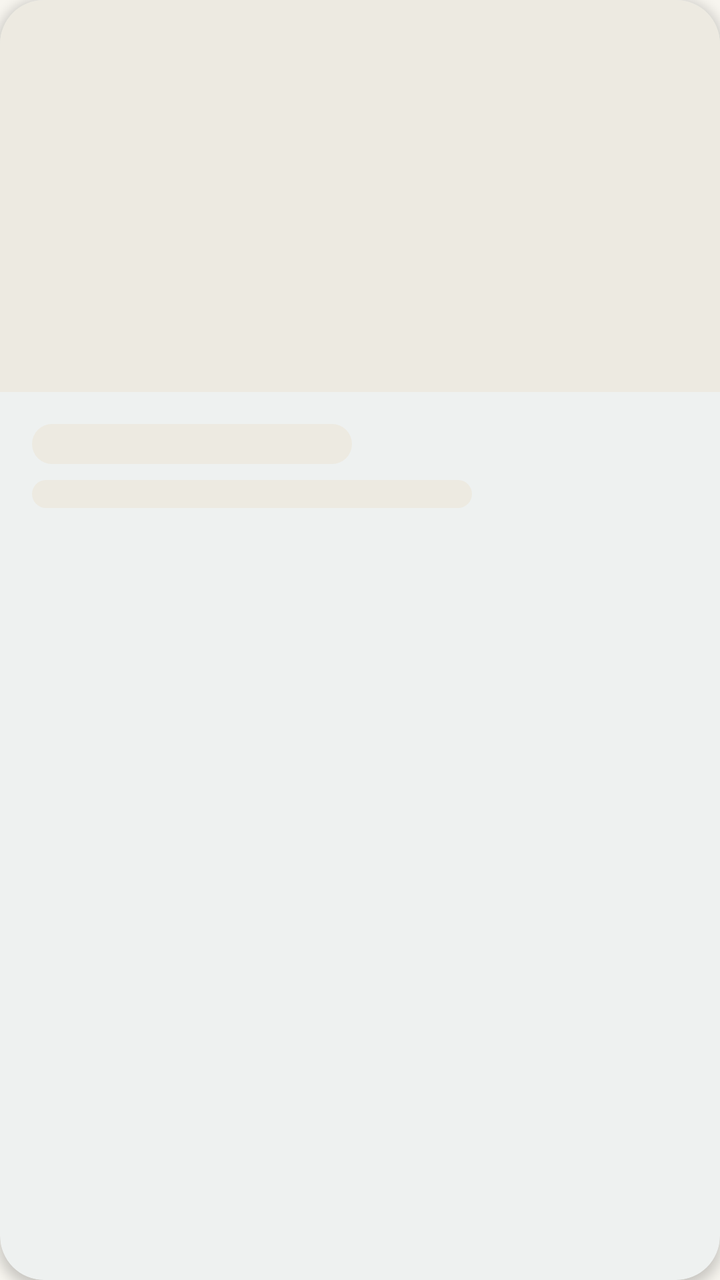
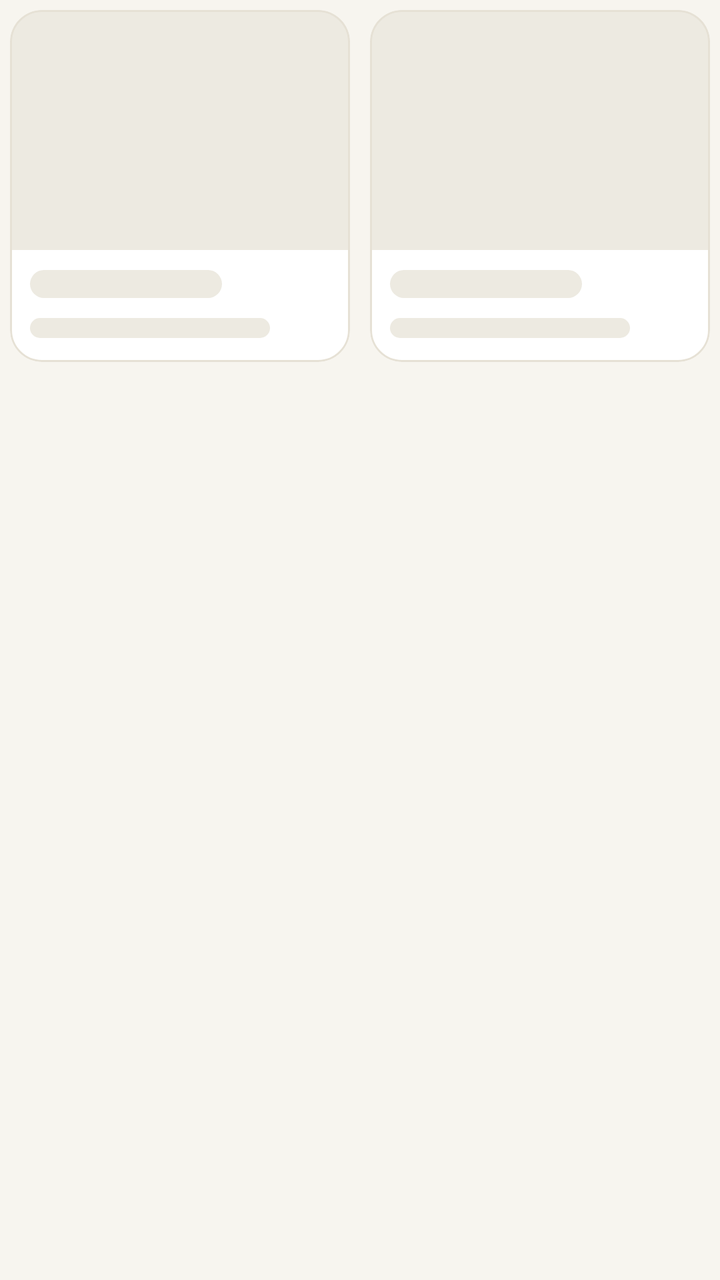

An Android layout rendered at two revisions. The XML below is the earlier revision; the diff shows what the commit changed to produce the second picture.
<!-- AndroidManifest.xml: application theme Theme.MIYAV -->
<!-- res/layout/skeleton_pet_card.xml -->
<?xml version="1.0" encoding="utf-8"?>
<com.google.android.material.card.MaterialCardView xmlns:android="http://schemas.android.com/apk/res/android"
    android:layout_width="match_parent"
    android:layout_height="wrap_content"
    android:layout_marginStart="@dimen/space_xs"
    android:layout_marginTop="@dimen/space_md"
    android:layout_marginEnd="@dimen/space_xs"
    android:layout_marginBottom="@dimen/space_xs"
    android:importantForAccessibility="noHideDescendants">

    <LinearLayout
        android:layout_width="match_parent"
        android:layout_height="wrap_content"
        android:orientation="vertical">

        <View
            android:layout_width="match_parent"
            android:layout_height="@dimen/card_photo_height"
            android:background="@color/skeleton_base" />

        <View
            android:layout_width="160dp"
            android:layout_height="20dp"
            android:layout_marginStart="@dimen/space_lg"
            android:layout_marginTop="@dimen/space_lg"
            android:background="@drawable/bg_skeleton" />

        <View
            android:layout_width="220dp"
            android:layout_height="14dp"
            android:layout_marginStart="@dimen/space_lg"
            android:layout_marginTop="@dimen/space_sm"
            android:layout_marginBottom="@dimen/space_lg"
            android:background="@drawable/bg_skeleton" />
    </LinearLayout>
</com.google.android.material.card.MaterialCardView>
<!-- resources referenced by this layout -->
<resources>
  <dimen name="card_photo_height">196dp</dimen>
  <dimen name="space_lg">16dp</dimen>
  <dimen name="space_md">12dp</dimen>
  <dimen name="space_sm">8dp</dimen>
  <dimen name="space_xs">4dp</dimen>
  <style name="Theme.MIYAV" parent="Theme.Material3.Light.NoActionBar">
          <item name="colorPrimary">@color/brand_coral</item>
          <item name="colorOnPrimary">@color/text_on_brand</item>
          <item name="colorPrimaryContainer">@color/pastel_mint</item>
          <item name="colorOnPrimaryContainer">@color/brand_coral_dark</item>
          <item name="colorSecondary">@color/brand_lavender</item>
          <item name="colorOnSecondary">@color/text_on_brand</item>
          <item name="colorSecondaryContainer">@color/pastel_lavender</item>
          <item name="colorOnSecondaryContainer">@color/text_primary</item>
          <item name="colorTertiary">@color/brand_mint</item>
          <item name="colorTertiaryContainer">@color/pastel_mint</item>
          <item name="colorSurface">@color/surface</item>
          <item name="colorOnSurface">@color/text_primary</item>
          <item name="colorSurfaceVariant">@color/surface_muted</item>
          <item name="colorOnSurfaceVariant">@color/text_secondary</item>
          <item name="colorSurfaceContainer">@color/surface</item>
          <item name="colorSurfaceContainerLow">@color/surface</item>
          <item name="colorSurfaceContainerHigh">@color/surface</item>
          <item name="colorSurfaceContainerHighest">@color/surface_muted</item>
          <item name="colorOutline">@color/outline</item>
          <item name="colorOutlineVariant">@color/outline</item>
          <item name="colorError">@color/error</item>
          <item name="android:colorBackground">@color/bg_app</item>
          <item name="android:windowBackground">@color/bg_app</item>
          <item name="android:statusBarColor">@android:color/transparent</item>
          <item name="android:navigationBarColor">@android:color/transparent</item>
          <item name="android:windowLightStatusBar">true</item>
          <item name="android:windowLightNavigationBar" tools:targetApi="27">true</item>
          <item name="android:enforceNavigationBarContrast" tools:targetApi="29">false</item>
          <item name="textInputStyle">@style/Widget.Miyav.TextInput</item>
          <item name="materialButtonStyle">@style/Widget.Miyav.Button</item>
          <item name="materialButtonOutlinedStyle">@style/Widget.Miyav.Button.Outlined</item>
          <item name="borderlessButtonStyle">@style/Widget.Miyav.Button.Text</item>
          <item name="materialCardViewStyle">@style/Widget.Miyav.Card</item>
          <item name="bottomNavigationStyle">@style/Widget.Miyav.BottomNavigation</item>
          <item name="toolbarStyle">@style/Widget.Miyav.Toolbar</item>
          <item name="materialAlertDialogTheme">@style/ThemeOverlay.Miyav.Dialog</item>
          <item name="bottomSheetDialogTheme">@style/ThemeOverlay.Miyav.BottomSheet</item>
          <item name="chipStyle">@style/Widget.Miyav.Chip</item>
      </style>
  <dimen name="radius_sm">12dp</dimen>
  <color name="brand_coral">#315B49</color>
  <color name="text_on_brand">#FFFFFF</color>
  <color name="pastel_mint">#DCEEE5</color>
  <color name="text_primary">#263C35</color>
  <color name="brand_mint">#3E8B6C</color>
  <color name="surface">#FFFFFF</color>
  <color name="surface_muted">#F1EFE7</color>
  <color name="outline">#ECE8DE</color>
  <color name="error">#B5533C</color>
  <color name="bg_app">#F7F5EF</color>
  <style name="Widget.Miyav.Card" parent="Widget.Material3.CardView.Elevated">
          <item name="cardBackgroundColor">@color/surface</item>
          <item name="cardCornerRadius">@dimen/radius_lg</item>
          <item name="cardElevation">@dimen/elevation_card</item>
          <item name="strokeWidth">0dp</item>
      </style>
  <dimen name="button_height">54dp</dimen>
  <dimen name="radius_md">16dp</dimen>
  <dimen name="radius_lg">22dp</dimen>
  <dimen name="elevation_card">3dp</dimen>
  <dimen name="radius_xl">28dp</dimen>
  <!-- unchanged entries left out for length: 21 -->
</resources>

<!-- the commit's change to res/layout/skeleton_pet_card.xml (unified diff, before → after) -->
@@ -1,36 +1,72 @@
 <?xml version="1.0" encoding="utf-8"?>
-<com.google.android.material.card.MaterialCardView xmlns:android="http://schemas.android.com/apk/res/android"
+<LinearLayout xmlns:android="http://schemas.android.com/apk/res/android"
+    xmlns:app="http://schemas.android.com/apk/res-auto"
     android:layout_width="match_parent"
     android:layout_height="wrap_content"
-    android:layout_marginStart="@dimen/space_xs"
-    android:layout_marginTop="@dimen/space_md"
-    android:layout_marginEnd="@dimen/space_xs"
-    android:layout_marginBottom="@dimen/space_xs"
-    android:importantForAccessibility="noHideDescendants">
+    android:importantForAccessibility="noHideDescendants"
+    android:orientation="horizontal">
 
-    <LinearLayout
-        android:layout_width="match_parent"
+    <com.google.android.material.card.MaterialCardView
+        android:layout_width="0dp"
         android:layout_height="wrap_content"
-        android:orientation="vertical">
+        android:layout_margin="5dp"
+        android:layout_weight="1"
+        app:cardCornerRadius="@dimen/radius_md">
 
-        <View
+        <LinearLayout
             android:layout_width="match_parent"
-            android:layout_height="@dimen/card_photo_height"
-            android:background="@color/skeleton_base" />
+            android:layout_height="wrap_content"
+            android:orientation="vertical">
 
-        <View
-            android:layout_width="160dp"
-            android:layout_height="20dp"
-            android:layout_marginStart="@dimen/space_lg"
-            android:layout_marginTop="@dimen/space_lg"
-            android:background="@drawable/bg_skeleton" />
+            <View
+                android:layout_width="match_parent"
+                android:layout_height="@dimen/tile_photo_height"
+                android:background="@color/skeleton_base" />
 
-        <View
-            android:layout_width="220dp"
-            android:layout_height="14dp"
-            android:layout_marginStart="@dimen/space_lg"
-            android:layout_marginTop="@dimen/space_sm"
-            android:layout_marginBottom="@dimen/space_lg"
-            android:background="@drawable/bg_skeleton" />
-    </LinearLayout>
-</com.google.android.material.card.MaterialCardView>
+            <View
+                android:layout_width="96dp"
+                android:layout_height="14dp"
+                android:layout_margin="10dp"
+                android:background="@drawable/bg_skeleton" />
+
+            <View
+                android:layout_width="120dp"
+                android:layout_height="10dp"
+                android:layout_marginStart="10dp"
+                android:layout_marginBottom="12dp"
+                android:background="@drawable/bg_skeleton" />
+        </LinearLayout>
+    </com.google.android.material.card.MaterialCardView>
+
+    <com.google.android.material.card.MaterialCardView
+        android:layout_width="0dp"
+        android:layout_height="wrap_content"
+        android:layout_margin="5dp"
+        android:layout_weight="1"
+        app:cardCornerRadius="@dimen/radius_md">
+
+        <LinearLayout
+            android:layout_width="match_parent"
+            android:layout_height="wrap_content"
+            android:orientation="vertical">
+
+            <View
+                android:layout_width="match_parent"
+                android:layout_height="@dimen/tile_photo_height"
+                android:background="@color/skeleton_base" />
+
+            <View
+                android:layout_width="96dp"
+                android:layout_height="14dp"
+                android:layout_margin="10dp"
+                android:background="@drawable/bg_skeleton" />
+
+            <View
+                android:layout_width="120dp"
+                android:layout_height="10dp"
+                android:layout_marginStart="10dp"
+                android:layout_marginBottom="12dp"
+                android:background="@drawable/bg_skeleton" />
+        </LinearLayout>
+    </com.google.android.material.card.MaterialCardView>
+</LinearLayout>
<!-- resource entries referenced after the edit -->
@@ -1,10 +1,5 @@
 <!-- resources referenced by this layout -->
 <resources>
-  <dimen name="card_photo_height">196dp</dimen>
-  <dimen name="space_lg">16dp</dimen>
-  <dimen name="space_md">12dp</dimen>
-  <dimen name="space_sm">8dp</dimen>
-  <dimen name="space_xs">4dp</dimen>
   <style name="Theme.MIYAV" parent="Theme.Material3.Light.NoActionBar">
           <item name="colorPrimary">@color/brand_coral</item>
           <item name="colorOnPrimary">@color/text_on_brand</item>
@@ -39,6 +34,7 @@
           <item name="materialButtonOutlinedStyle">@style/Widget.Miyav.Button.Outlined</item>
           <item name="borderlessButtonStyle">@style/Widget.Miyav.Button.Text</item>
           <item name="materialCardViewStyle">@style/Widget.Miyav.Card</item>
+          <item name="elevationOverlayEnabled">false</item>
           <item name="bottomNavigationStyle">@style/Widget.Miyav.BottomNavigation</item>
           <item name="toolbarStyle">@style/Widget.Miyav.Toolbar</item>
           <item name="materialAlertDialogTheme">@style/ThemeOverlay.Miyav.Dialog</item>
@@ -56,16 +52,18 @@
   <color name="outline">#ECE8DE</color>
   <color name="error">#B5533C</color>
   <color name="bg_app">#F7F5EF</color>
-  <style name="Widget.Miyav.Card" parent="Widget.Material3.CardView.Elevated">
+  <style name="Widget.Miyav.Card" parent="Widget.Material3.CardView.Outlined">
           <item name="cardBackgroundColor">@color/surface</item>
           <item name="cardCornerRadius">@dimen/radius_lg</item>
-          <item name="cardElevation">@dimen/elevation_card</item>
-          <item name="strokeWidth">0dp</item>
+          <item name="cardElevation">0dp</item>
+          <item name="strokeWidth">1dp</item>
+          <item name="strokeColor">@color/card_stroke</item>
       </style>
   <dimen name="button_height">54dp</dimen>
   <dimen name="radius_md">16dp</dimen>
+  <dimen name="tile_photo_height">120dp</dimen>
   <dimen name="radius_lg">22dp</dimen>
-  <dimen name="elevation_card">3dp</dimen>
+  <color name="card_stroke">#E6E1D5</color>
   <dimen name="radius_xl">28dp</dimen>
   <!-- unchanged entries left out for length: 21 -->
 </resources>
